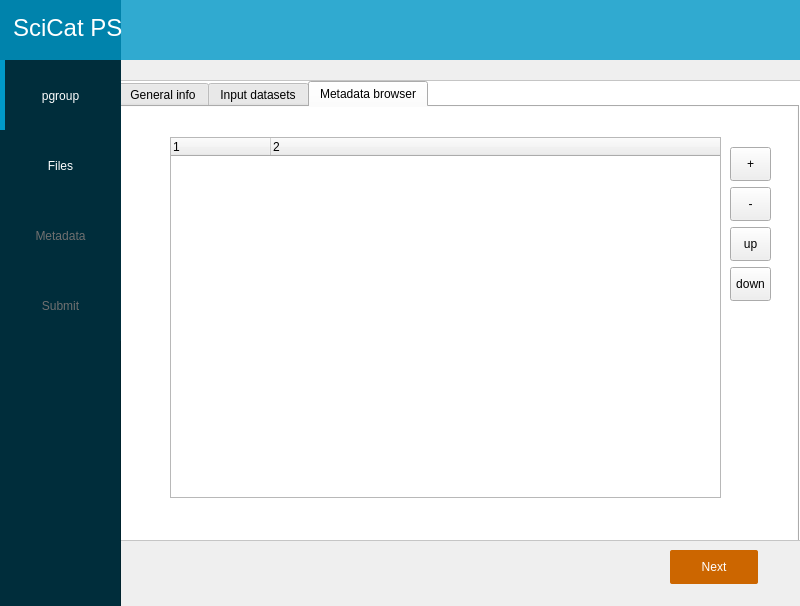
Before: the Qt Designer form PSIArchiver/dialog.ui in paulscherrerinstitute/scicat-qt, drawn with Qt 5.
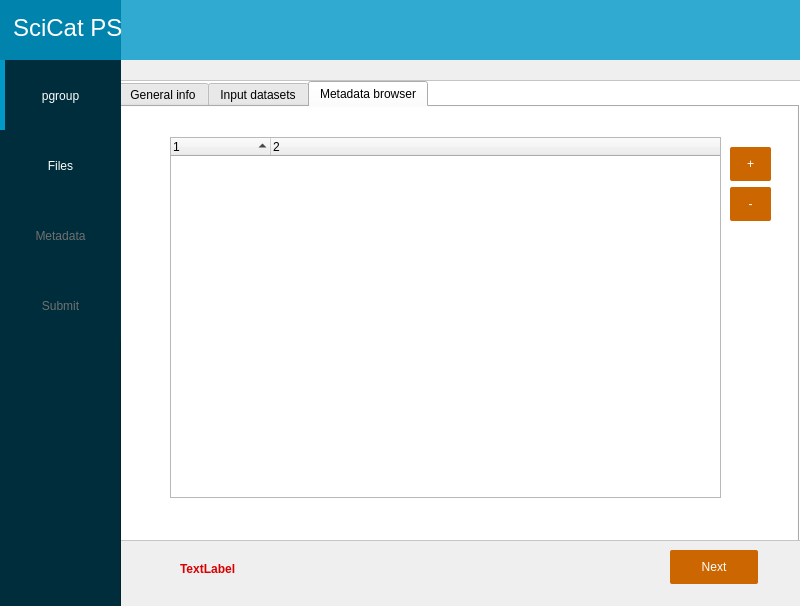
After: the same form once the commit is applied.

```diff
--- a/PSIArchiver/dialog.ui
+++ b/PSIArchiver/dialog.ui
@@ -527,7 +527,16 @@
         </rect>
        </property>
        <property name="dragDropMode">
-        <enum>QAbstractItemView::DragDrop</enum>
+        <enum>QAbstractItemView::InternalMove</enum>
+       </property>
+       <property name="defaultDropAction">
+        <enum>Qt::IgnoreAction</enum>
+       </property>
+       <property name="alternatingRowColors">
+        <bool>true</bool>
+       </property>
+       <property name="sortingEnabled">
+        <bool>true</bool>
        </property>
        <property name="columnCount">
         <number>2</number>
@@ -552,6 +561,10 @@
          <height>34</height>
         </rect>
        </property>
+       <property name="styleSheet">
+        <string notr="true">QToolButton{background-color: rgb(204, 102, 0); color: rgb(255, 255, 255); border-radius:2px}
+QToolButton:hover{background-color: rgb(244, 122, 0); color: rgb(255, 255, 255)}</string>
+       </property>
        <property name="text">
         <string>+</string>
        </property>
@@ -565,36 +578,14 @@
          <height>34</height>
         </rect>
        </property>
+       <property name="styleSheet">
+        <string notr="true">QToolButton{background-color: rgb(204, 102, 0); color: rgb(255, 255, 255); border-radius:2px}
+QToolButton:hover{background-color: rgb(244, 122, 0); color: rgb(255, 255, 255)}</string>
+       </property>
        <property name="text">
         <string>-</string>
        </property>
       </widget>
-      <widget class="QToolButton" name="toolButton_3">
-       <property name="geometry">
-        <rect>
-         <x>610</x>
-         <y>120</y>
-         <width>41</width>
-         <height>34</height>
-        </rect>
-       </property>
-       <property name="text">
-        <string>up</string>
-       </property>
-      </widget>
-      <widget class="QToolButton" name="toolButton_4">
-       <property name="geometry">
-        <rect>
-         <x>610</x>
-         <y>160</y>
-         <width>41</width>
-         <height>34</height>
-        </rect>
-       </property>
-       <property name="text">
-        <string>down</string>
-       </property>
-      </widget>
      </widget>
     </widget>
    </widget>
@@ -811,6 +802,28 @@
     </property>
    </widget>
   </widget>
+  <widget class="QLabel" name="warningLabel">
+   <property name="geometry">
+    <rect>
+     <x>180</x>
+     <y>560</y>
+     <width>381</width>
+     <height>18</height>
+    </rect>
+   </property>
+   <property name="font">
+    <font>
+     <weight>75</weight>
+     <bold>true</bold>
+    </font>
+   </property>
+   <property name="styleSheet">
+    <string notr="true">QLabel{color:rgb(218, 0, 0)}</string>
+   </property>
+   <property name="text">
+    <string>TextLabel</string>
+   </property>
+  </widget>
  </widget>
  <resources/>
  <connections/>
```
Left out of the diff: 4 changed lines with no effect on the pictures.
